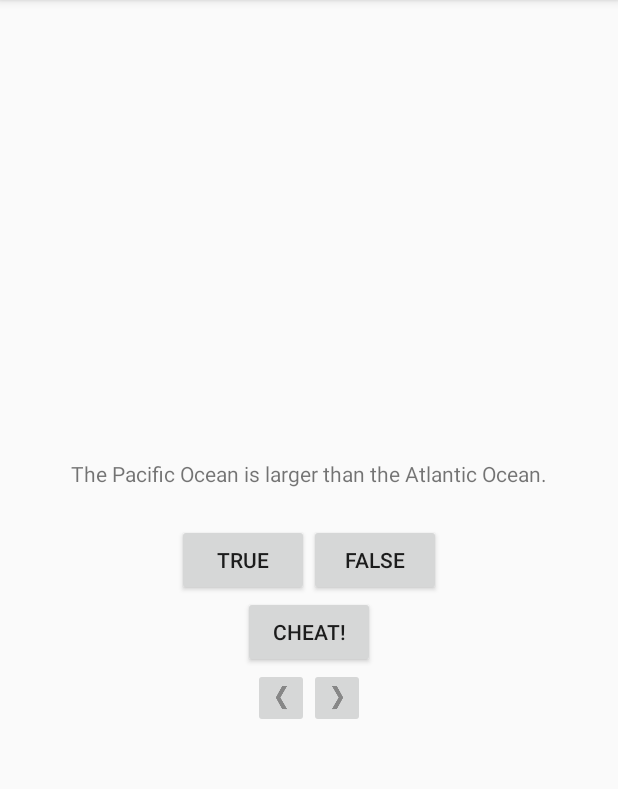
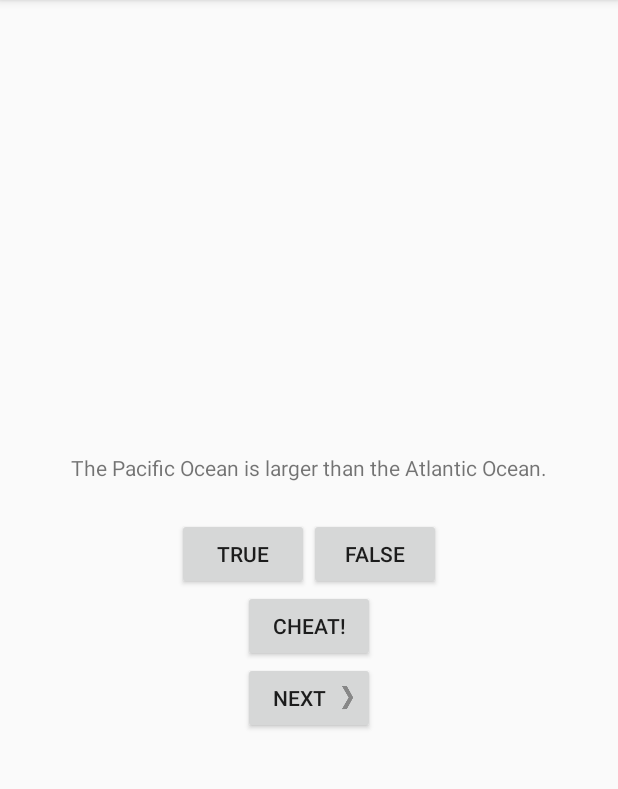
Before and after one commit to gavransava/NerdRanchApps, an Android app: the screen it shows after launch (QuizActivity), on a phone screen of 412 x 824 dp, the part 84-873 px from its top. Run offline under Robolectric (Android 15) with nearby library versions, the phone set to English and light mode, and no system bars.

Commit message:
GeoQuiz - Challenges solved

```diff
--- a/GeoQuiz/app/src/main/java/com/example/savagavran/geoquiz/QuizActivity.java
+++ b/GeoQuiz/app/src/main/java/com/example/savagavran/geoquiz/QuizActivity.java
@@ -23,11 +23,11 @@ public class QuizActivity extends AppCompatActivity {
     private Button mTrueButton;
     private Button mFalseButton;
     private Button mCheatButton;
-    private ImageButton mNextButton;
-    private ImageButton mPreviousButton;
+    private Button mNextButton;
     private TextView mQuestionTextView;
     private int mCurrentIndex = 0;
     private boolean mIsCheater = false;
+    private boolean questionAnswered = false;
 
     private Question[] mQuestionBank = new Question[] {
             new Question(R.string.question_oceans, true),
@@ -46,12 +46,13 @@ public class QuizActivity extends AppCompatActivity {
     private void previousQuestion() {
         mCurrentIndex--;
         if(mCurrentIndex < 0)
-            mCurrentIndex = mQuestionBank.length - 1;
+            mCurrentIndex = 0;
         updateQuestion();
     }
 
     private void updateQuestion() {
         int question = mQuestionBank[mCurrentIndex].getTextResId();
+        questionAnswered = false;
         mQuestionTextView.setText(question);
     }
 
@@ -72,19 +73,12 @@ public class QuizActivity extends AppCompatActivity {
             }
         });
 
-        mNextButton = (ImageButton) findViewById(R.id.next_button);
+        mNextButton = (Button) findViewById(R.id.next_button);
         mNextButton.setOnClickListener(new View.OnClickListener() {
             @Override
             public void onClick(View v) {
-                nextQuestion();
-            }
-        });
-
-        mPreviousButton = (ImageButton) findViewById(R.id.previous_button);
-        mPreviousButton.setOnClickListener(new View.OnClickListener() {
-            @Override
-            public void onClick(View v) {
-                previousQuestion();
+                if(questionAnswered)
+                    nextQuestion();
             }
         });
 
@@ -113,6 +107,7 @@ public class QuizActivity extends AppCompatActivity {
             }
         }
         Toast.makeText(this, messageResId, Toast.LENGTH_SHORT).show();
+        questionAnswered = true;
     }
 
     @Override
--- a/GeoQuiz/app/src/main/res/layout-land/activity_quiz.xml
+++ b/GeoQuiz/app/src/main/res/layout-land/activity_quiz.xml
@@ -34,18 +34,12 @@
             android:layout_height="wrap_content"
             android:orientation="horizontal"
             android:layout_gravity="center_vertical|center_horizontal|bottom" >
-            <ImageButton
-                android:id="@+id/previous_button"
-                android:layout_width="wrap_content"
-                android:layout_height="wrap_content"
-                android:src="@drawable/arrow_left"
-                />
-            <ImageButton
+            <Button
                 android:id="@+id/next_button"
                 android:layout_width="wrap_content"
                 android:layout_height="wrap_content"
-                android:src="@drawable/arrow_right"
-                />
+                android:text="@string/next_button"
+                android:drawableRight="@drawable/arrow_right"/>
         </LinearLayout>
     </LinearLayout>
     <Button
--- a/GeoQuiz/app/src/main/res/layout/activity_quiz.xml
+++ b/GeoQuiz/app/src/main/res/layout/activity_quiz.xml
@@ -33,15 +33,11 @@
         android:layout_width="wrap_content"
         android:layout_height="wrap_content"
         android:orientation="horizontal" >
-        <ImageButton
-            android:id="@+id/previous_button"
-            android:layout_width="wrap_content"
-            android:layout_height="wrap_content"
-            android:src="@drawable/arrow_left"/>
-        <ImageButton
+        <Button
             android:id="@+id/next_button"
             android:layout_width="wrap_content"
             android:layout_height="wrap_content"
-            android:src="@drawable/arrow_right"/>
+            android:text="@string/next_button"
+            android:drawableRight="@drawable/arrow_right"/>
     </LinearLayout>
 </LinearLayout>
```
Also changed, not shown: GeoQuiz/app/src/main/java/com/example/savagavran/geoquiz/CheatActivity.java (+16 -1 lines).
